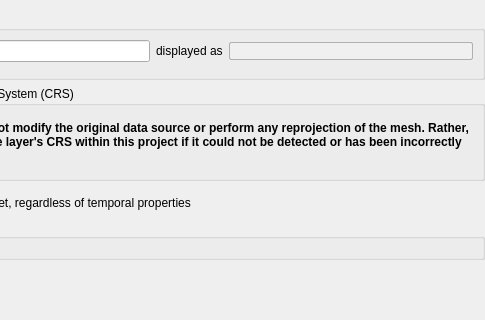
Above: src/ui/mesh/qgsmeshlayerpropertiesbase.ui from qgis/QGIS before the change; both pictures show x 330 to 815 and y 0 to 320 of the 815 by 557 pixel window. Below: the same form after it.
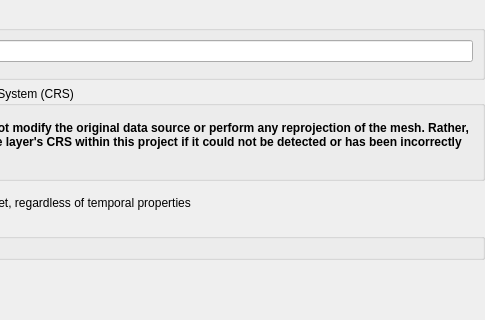
That is the form after the change. The open tabs and pages were chosen to show the change. Icons and pictures are not drawn. Custom widgets are drawn as their Qt base class.

Commit message:
Remove "Display As" control from layer properties dialogs
This is a weird legacy control, which is read only and which just
shows a copy of the layer name with _ replaced by space. It has
no impact on anything else!

```diff
--- a/src/ui/mesh/qgsmeshlayerpropertiesbase.ui
+++ b/src/ui/mesh/qgsmeshlayerpropertiesbase.ui
@@ -295,29 +295,6 @@
                     <item>
                      <widget class="QLineEdit" name="mLayerOrigNameLineEd"/>
                     </item>
-                    <item>
-                     <widget class="QLabel" name="label_13">
-                      <property name="text">
-                       <string>displayed as</string>
-                      </property>
-                     </widget>
-                    </item>
-                    <item>
-                     <widget class="QLineEdit" name="leDisplayName">
-                      <property name="enabled">
-                       <bool>true</bool>
-                      </property>
-                      <property name="styleSheet">
-                       <string notr="true">color: #505050;
-background-color: #F0F0F0;
-border: 1px solid #B0B0B0;
-border-radius: 2px;</string>
-                      </property>
-                      <property name="readOnly">
-                       <bool>true</bool>
-                      </property>
-                     </widget>
-                    </item>
                    </layout>
                   </item>
                   <item>
```
Left out of the diff: 1 changed line with no effect on the pictures. The commit also changes 11 other files.
